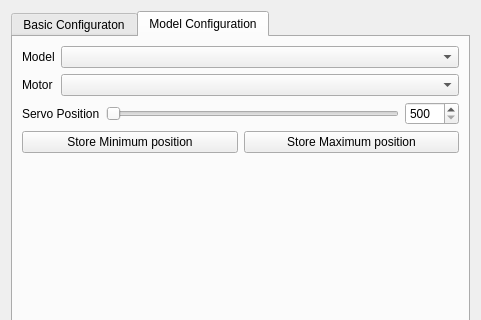
The window that pc/core/settingsform.ui (plule/pfe-costumes) describes before a commit, drawn with Qt 5; both pictures show x 0 to 481 and y 0 to 320 of the 481 by 523 pixel window.
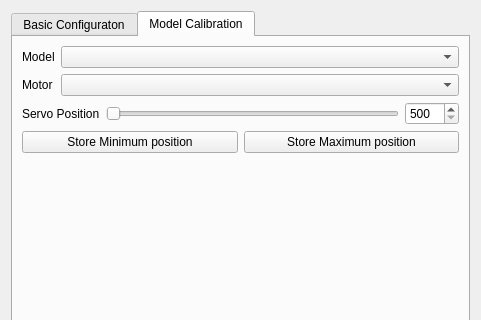
The same window after the commit.

Commit message: prepare calibration

```diff
--- a/pc/core/settingsform.ui
+++ b/pc/core/settingsform.ui
@@ -216,7 +216,7 @@
      </widget>
      <widget class="QWidget" name="tab_2">
       <attribute name="title">
-       <string>Model Configuration</string>
+       <string>Model Calibration</string>
       </attribute>
       <layout class="QVBoxLayout" name="verticalLayout_5">
        <item>
```
Left out of the diff: 18 changed lines with no effect on the pictures. The commit also changes 4 other files.
